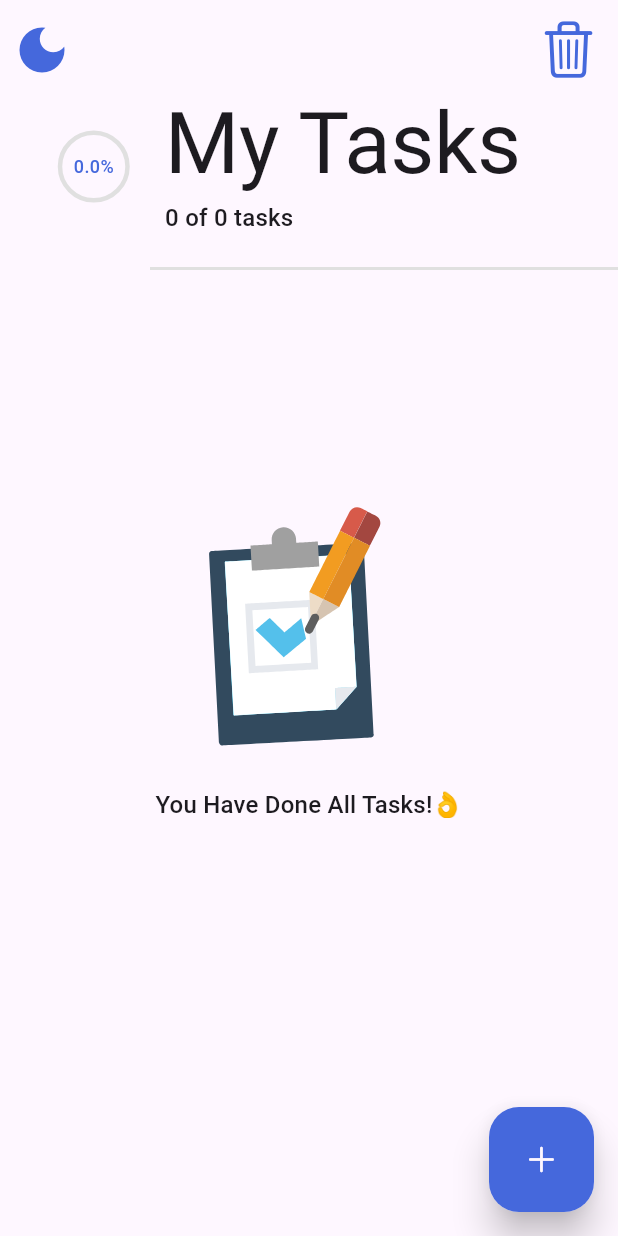
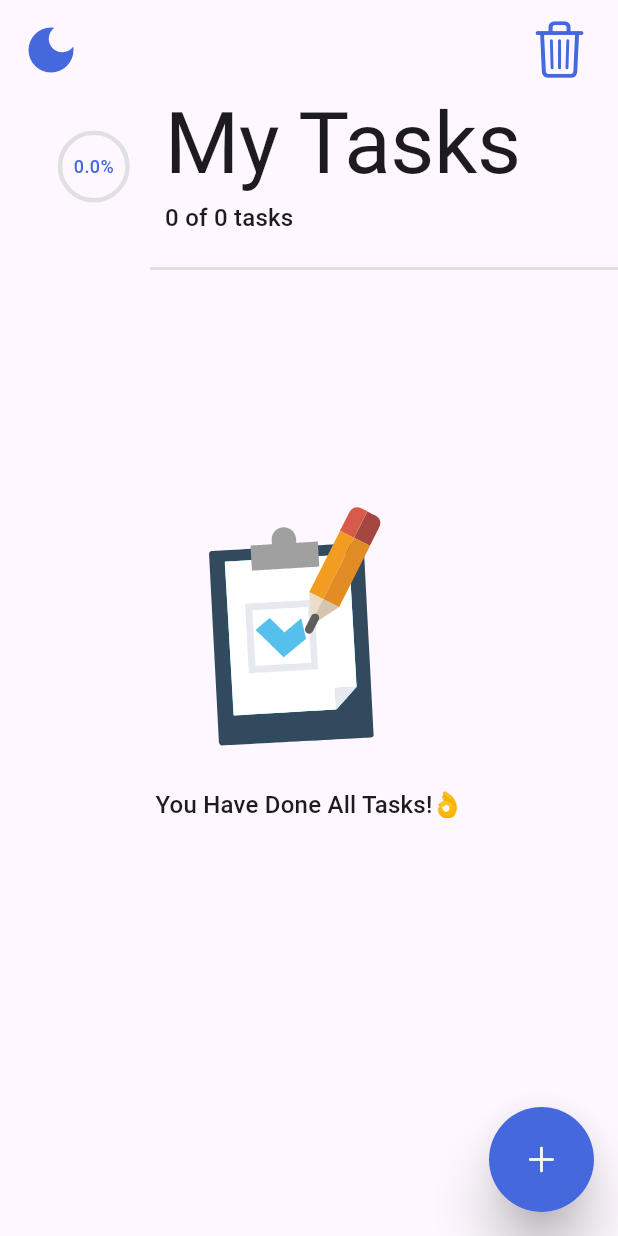
Before and after one commit to SalahFathy25/todo-App, a Flutter app: the screen it shows after launch, on a phone screen of 412 x 824 dp. Run offline on Flutter 3.47's test engine with Material 3 defaults, Android fonts, the phone set to English and light mode, and no system bars; our stand-ins replace animate_do, animated_splash_screen, bloc, flutter_bloc, hive, hive_flutter and 2 more; missing offline and left inert: ftoast, panara_dialogs; accounts and stored records are empty.

Commit message:
todo App

```diff
--- a/lib/app/home/widgets/build_body.dart
+++ b/lib/app/home/widgets/build_body.dart
@@ -47,9 +47,11 @@ class _BuildBodyState extends State<BuildBody> {
               Padding(
                 padding: const EdgeInsets.only(right: 5, top: 5),
                 child: Row(
-                  mainAxisAlignment: MainAxisAlignment.spaceBetween,
+                  mainAxisAlignment: MainAxisAlignment.start,
                   children: [
-                    BlocBuilder<AppthemeCubit, AppThemeState>(
+                  //  const Spacer(),
+                    Expanded(
+                      child: BlocBuilder<AppthemeCubit, AppThemeState>(
                         builder: (context, state) {
                           return IconButton(
                             onPressed: () {
@@ -74,7 +76,10 @@ class _BuildBodyState extends State<BuildBody> {
                           );
                         },
                       ),
-                    BlocBuilder<HomeCubit, HomeState>(
+                    ),
+                    const Spacer(flex: 4),
+                    Expanded(
+                      child: BlocBuilder<HomeCubit, HomeState>(
                         builder: (context, state) {
                           return IconButton(
                             onPressed: () async {
@@ -90,6 +95,8 @@ class _BuildBodyState extends State<BuildBody> {
                           );
                         },
                       ),
+                    ),
+                    // const Spacer()
                   ],
                 ),
               ),
--- a/lib/app/home/widgets/fab.dart
+++ b/lib/app/home/widgets/fab.dart
@@ -27,14 +27,17 @@ class Fab extends StatelessWidget {
         );
       },
       child: Material(
-        borderRadius: BorderRadius.circular(20),
-        elevation: 10,
+        color: Theme.of(context).scaffoldBackgroundColor,
+        animationDuration: const Duration(milliseconds: 500),
+        borderOnForeground: true,
+        type: MaterialType.circle,
+        elevation: 15,
         child: Container(
           height: 70,
           width: 70,
           decoration: BoxDecoration(
             color: MyColors.primaryColor,
-            borderRadius: BorderRadius.circular(20),
+            borderRadius: BorderRadius.circular(50),
           ),
           child: Icon(
             CupertinoIcons.add,
```
Also changed, not shown: lib/app/home/widgets/task_widget.dart (+7 -2 lines), lib/app/model/task.dart (+23 -0 lines), lib/app/tasks/cubit/task_cubit.dart (+32 -4 lines), lib/core/utils/constants.dart (+45 -0 lines), lib/main.dart (+5 -6 lines), pubspec.yaml (+16 -4 lines), assets/images/icon.png (added), pubspec.lock, 44 other files. Lines whose indentation alone changed are shown as unchanged.
